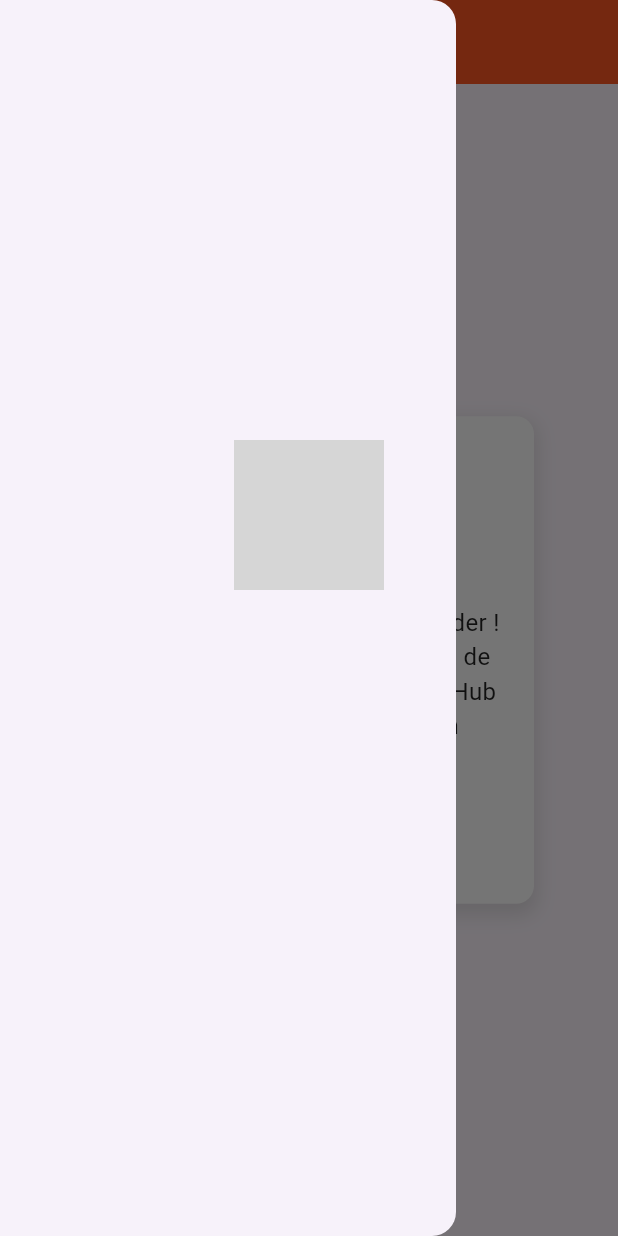
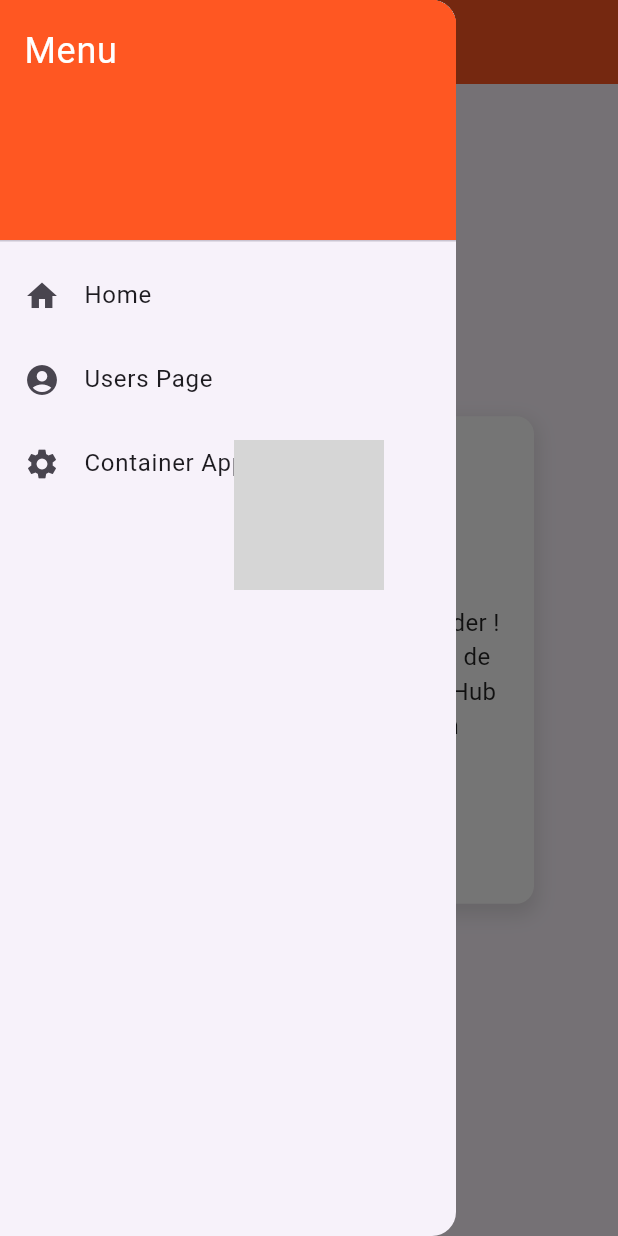
Before and after one commit to AyoubeJarhni1/First_flutter_app, a Flutter app: the screen it shows after launch, with the side drawer open, on a phone screen of 412 x 824 dp. Run offline on Flutter 3.47's test engine with Material 3 defaults, Android fonts, the phone set to English and light mode, and no system bars; grey boxes are pictures that could not be loaded.

Commit message:
pousser vers git

```diff
--- a/lib/main.dart
+++ b/lib/main.dart
@@ -1,5 +1,6 @@
 import 'package:firstapp/pages/homePages/homePage.dart';
 import 'package:firstapp/pages/usersPage/usersPage.dart';
+import 'package:firstapp/widgets/containerApp.dart';
 import 'package:flutter/material.dart';
 
 void main() =>
@@ -14,10 +15,12 @@ class Myapp extends StatelessWidget {
       theme: ThemeData(
         primarySwatch: Colors.deepOrange
       ),
-     routes: {
-       "/users": (context) => UsersPage(),
-       "/": (Context) => HomePage()
-     },
+      // Route initiale
+      routes: {
+        '/': (context) => HomePage(),
+        '/users': (context) => UsersPage(),
+        '/cont': (context) => Containerapp(),
+      },
     );
   }
 }
--- a/lib/pages/homePages/homePage.dart
+++ b/lib/pages/homePages/homePage.dart
@@ -13,7 +13,46 @@ class HomePage extends StatelessWidget {
           style: Theme.of(context).textTheme.headlineLarge,
         ),
       ),
-      drawer: Drawer(),
+      drawer:Drawer(
+        child: ListView(
+        padding: EdgeInsets.zero,
+        children: [
+        DrawerHeader(
+        decoration: BoxDecoration(
+        color: Colors.deepOrange,
+        ),
+        child: Text(
+        'Menu',
+        style: TextStyle(
+        color: Colors.white,
+        fontSize: 24,
+        ),
+        ),
+        ),
+        ListTile(
+        leading: Icon(Icons.home),
+        title: Text('Home'),
+        onTap: () {
+        Navigator.pushNamed(context, '/');
+        },
+    ),
+    ListTile(
+    leading: Icon(Icons.account_circle),
+    title: Text('Users Page'),
+    onTap: () {
+    Navigator.pushNamed(context, '/users');
+    },
+    ),
+    ListTile(
+    leading: Icon(Icons.settings),
+    title: Text('Container App'),
+    onTap: () {
+    Navigator.pushNamed(context, '/cont');
+    },
+    ),
+    ],
+    ),
+      ),
       body: Column(
         mainAxisAlignment: MainAxisAlignment.center, // Centrer verticalement
         children: [
@@ -28,13 +67,13 @@ class HomePage extends StatelessWidget {
                     color: Colors.grey.withOpacity(0.3),
                     blurRadius: 10,
                     spreadRadius: 2,
-                    offset: Offset(0, 5), // Ombre sous le container
+                    offset: Offset(0, 5),
                   ),
                 ],
               ),
               width: 300, // Largeur du container
               child: Column(
-                mainAxisSize: MainAxisSize.min, // S'adapte au contenu
+                mainAxisSize: MainAxisSize.min,
                 children: [
                   // Image de l'application
                   Image.asset(
```
Also changed, not shown: lib/widgets/containerApp.dart (added, +47 -0 lines).
